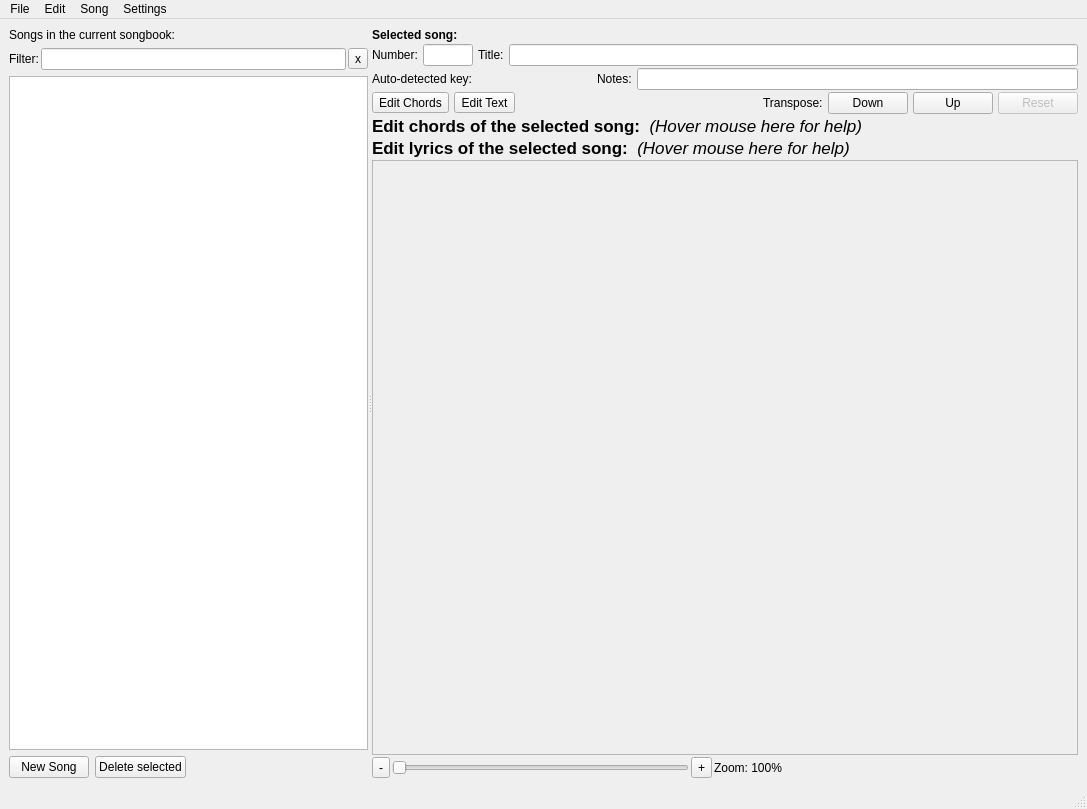
Qt form src/softchord_main_window.ui (matvey83/softChord) before a commit.
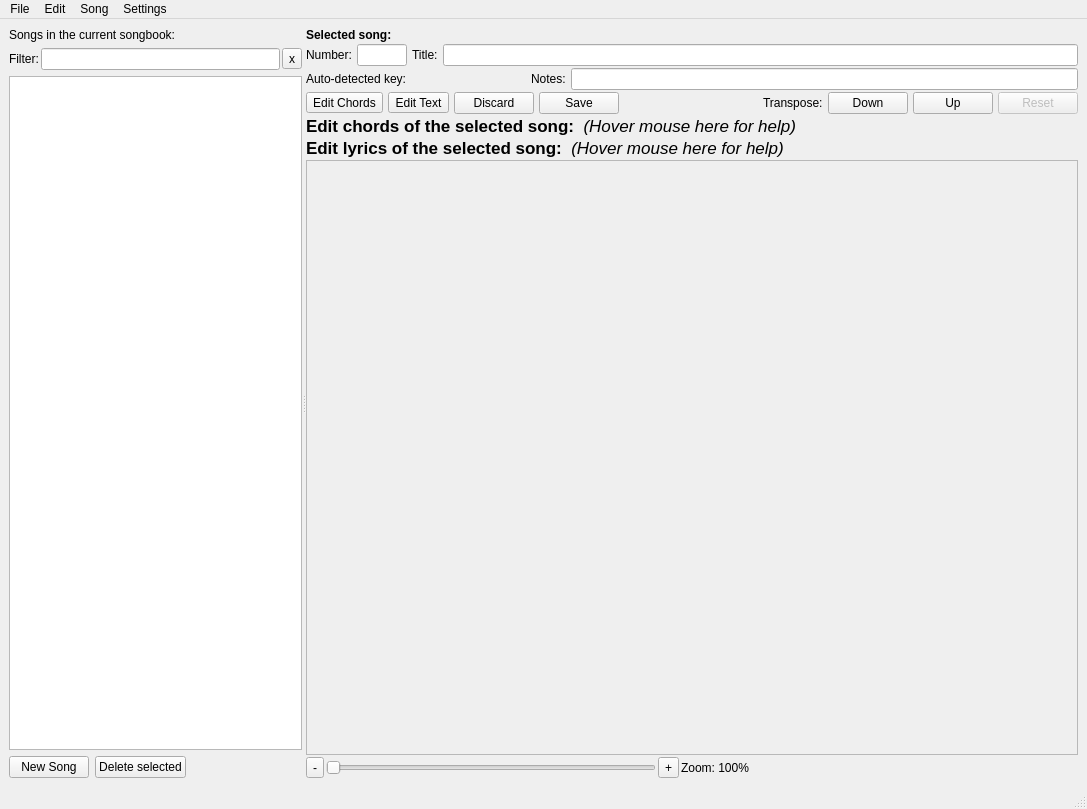
The same form after that commit.

Commit message: Desktop: Save and Discard

```diff
--- a/src/softchord_main_window.ui
+++ b/src/softchord_main_window.ui
@@ -224,6 +224,26 @@
             </property>
            </widget>
           </item>
+          <item>
+           <widget class="QPushButton" name="discard_edit_button">
+            <property name="toolTip">
+             <string>Put the song back as it was before this edit (Esc).</string>
+            </property>
+            <property name="text">
+             <string>Discard</string>
+            </property>
+           </widget>
+          </item>
+          <item>
+           <widget class="QPushButton" name="save_edit_button">
+            <property name="toolTip">
+             <string>Save this edit to the songbook (⌘S).</string>
+            </property>
+            <property name="text">
+             <string>Save</string>
+            </property>
+           </widget>
+          </item>
           <item>
            <spacer name="horizontalSpacer_5">
             <property name="orientation">
```
Left out of the diff: 32 changed lines with no effect on the pictures. The commit also changes 8 other files.
